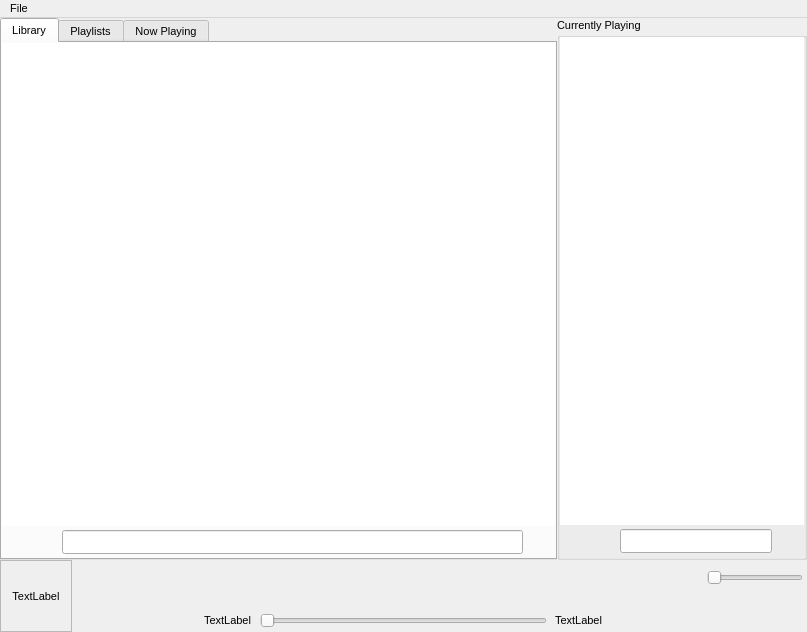
Above: apollo/layout/mainwindow.ui from OmmarShaikh01/Apollo before the change. Below: the same form after it.
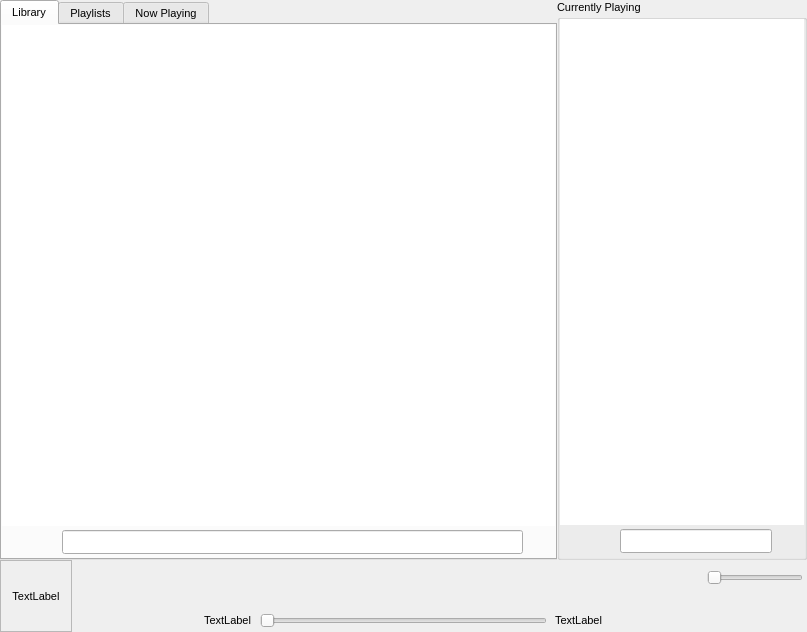
That is the form after the change.

Diff of the .ui file:
```diff
--- a/apollo/layout/mainwindow.ui
+++ b/apollo/layout/mainwindow.ui
@@ -1294,22 +1294,6 @@
     </item>
    </layout>
   </widget>
-  <widget class="QMenuBar" name="menuBar">
-   <property name="geometry">
-    <rect>
-     <x>0</x>
-     <y>0</y>
-     <width>807</width>
-     <height>20</height>
-    </rect>
-   </property>
-   <widget class="QMenu" name="menuFile">
-    <property name="title">
-     <string>File</string>
-    </property>
-   </widget>
-   <addaction name="menuFile"/>
-  </widget>
  </widget>
  <resources/>
  <connections/>
```
